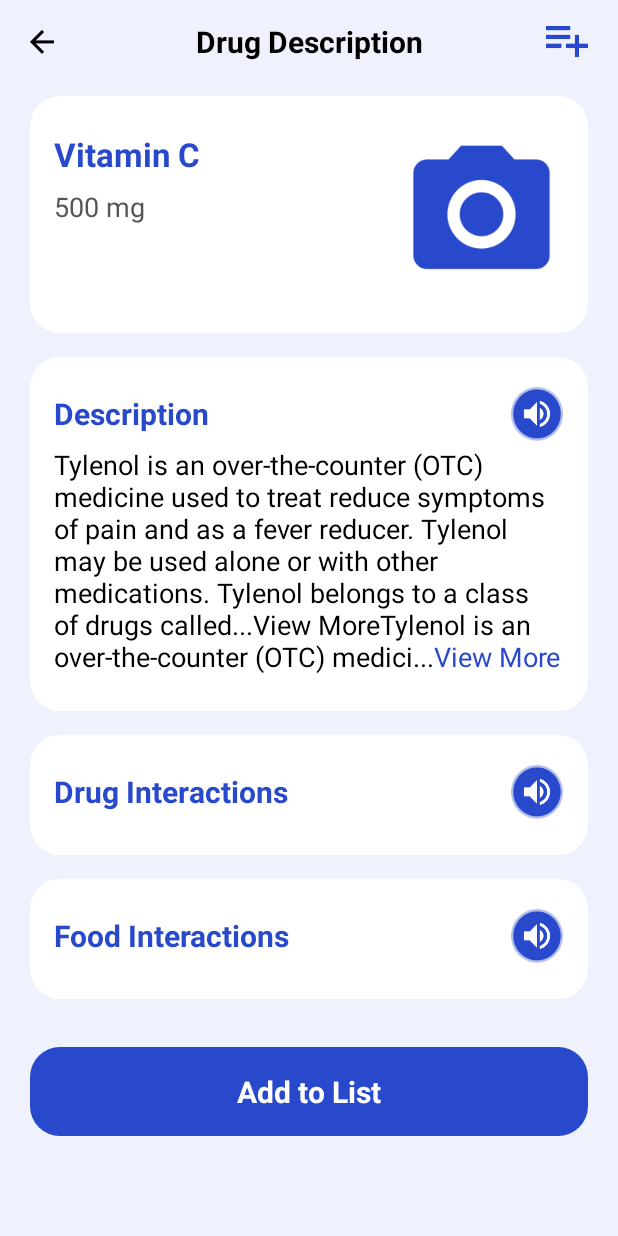
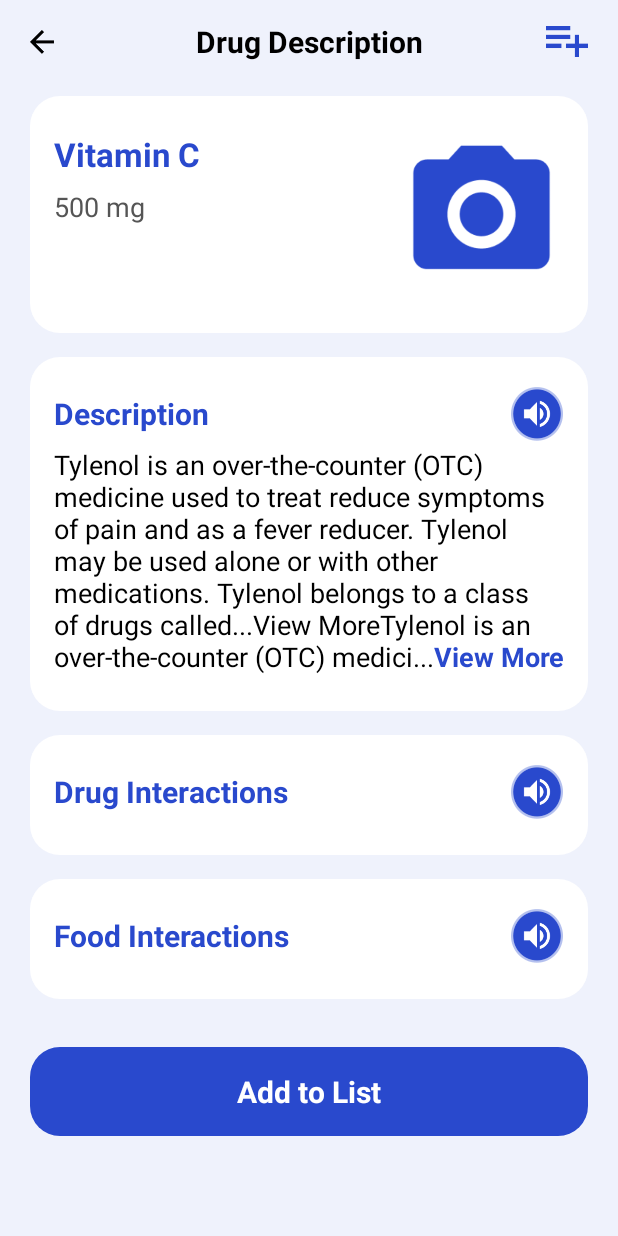
Before and after one commit to Bobkong/Easy-Drug-Android, an Android app: the screen it shows after launch (DrugDetailActivity), after a tap on "Drug List", on a phone screen of 412 x 824 dp. Run offline under Robolectric (Android 15) with nearby library versions, the phone set to English and light mode, and no system bars; libraries missing offline, so code that uses them is left out: com.githang.statusbar; 2 statements that could not run were skipped.

Commit message:
splash activity

```diff
--- a/EasyDrug/app/build.gradle
+++ b/EasyDrug/app/build.gradle
@@ -57,4 +57,5 @@ dependencies {
     implementation 'com.ms-square:expandableTextView:0.1.4'
     // recyclerview
     implementation 'androidx.recyclerview:recyclerview:1.2.1'
+    implementation 'com.githang:status-bar-compat:0.7'
 }
--- a/EasyDrug/app/src/main/java/com/example/easydrug/activity/DrugDetailActivity.java
+++ b/EasyDrug/app/src/main/java/com/example/easydrug/activity/DrugDetailActivity.java
@@ -8,6 +8,7 @@ import androidx.annotation.Nullable;
 import com.example.easydrug.R;
 import com.example.easydrug.Utils.UIUtils;
 import com.example.easydrug.widget.ExpandTextView;
+import com.githang.statusbar.StatusBarCompat;
 
 public class DrugDetailActivity extends Activity {
 
@@ -17,6 +18,7 @@ public class DrugDetailActivity extends Activity {
     protected void onCreate(@Nullable Bundle savedInstanceState) {
         super.onCreate(savedInstanceState);
         setContentView(R.layout.activity_drug_detail);
+        StatusBarCompat.setStatusBarColor(this, this.getResources().getColor(R.color.bg_color));
         drugDescription = findViewById(R.id.description_content);
         int width = UIUtils.getWidth(this) - UIUtils.dp2px(this, 72);
         drugDescription.initWidth(width);
--- a/EasyDrug/app/src/main/java/com/example/easydrug/activity/MainActivity.kt
+++ b/EasyDrug/app/src/main/java/com/example/easydrug/activity/MainActivity.kt
@@ -14,6 +14,7 @@ import androidx.constraintlayout.widget.ConstraintLayout
 import androidx.core.app.ActivityCompat
 import com.example.easydrug.R
 import com.example.easydrug.Utils.UIUtils
+import com.githang.statusbar.StatusBarCompat
 
 
 class MainActivity : Activity() {
@@ -29,8 +30,8 @@ class MainActivity : Activity() {
     override fun onCreate(savedInstanceState: Bundle?) {
         super.onCreate(savedInstanceState)
         setContentView(R.layout.activity_main)
+        StatusBarCompat.setStatusBarColor(this, this.resources.getColor(R.color.bg_color))
         userAvatar = findViewById(R.id.user_avatar)
-
         scanCl = findViewById(R.id.scan_drug)
         setFeatureWidth(scanCl)
         foodCl = findViewById(R.id.check_food)
--- a/EasyDrug/app/src/main/java/com/example/easydrug/activity/ScanDrugActivity.kt
+++ b/EasyDrug/app/src/main/java/com/example/easydrug/activity/ScanDrugActivity.kt
@@ -18,6 +18,7 @@ import cn.bingoogolapple.qrcode.zbar.ZBarView
 import com.example.easydrug.R
 import com.example.easydrug.Utils.FileUtil
 import com.example.easydrug.netservice.Api.DrugLookUpService
+import com.githang.statusbar.StatusBarCompat
 import io.reactivex.android.schedulers.AndroidSchedulers
 
 class ScanDrugActivity: Activity(), QRCodeView.Delegate {
@@ -32,6 +33,7 @@ class ScanDrugActivity: Activity(), QRCodeView.Delegate {
     override fun onCreate(savedInstanceState: Bundle?) {
         super.onCreate(savedInstanceState)
         setContentView(R.layout.activity_scan_drug)
+        StatusBarCompat.setStatusBarColor(this, this.resources.getColor(R.color.bg_color))
 
         mHintLl= findViewById(R.id.hint_ll)
         mSuccessImage = findViewById(R.id.successfully_scan)
@@ -114,6 +116,7 @@ class ScanDrugActivity: Activity(), QRCodeView.Delegate {
                         // ensure scanning a drug
                         if (drug.items[0].category.startsWith("Health")) {
                             Toast.makeText(this, drug.items[0].title, Toast.LENGTH_SHORT).show()
+                            startActivity(Intent(this, DrugDetailActivity::class.java))
                         } else {
                             hideSuccessScan()
                             Toast.makeText(this, "Please scan a drug", Toast.LENGTH_SHORT).show()
--- /dev/null
+++ b/EasyDrug/app/src/main/java/com/example/easydrug/activity/SplashActivity.java
@@ -0,0 +1,25 @@
+package com.example.easydrug.activity;
+
+import android.content.Intent;
+import android.os.Bundle;
+import android.os.Handler;
+
+import androidx.annotation.Nullable;
+import androidx.appcompat.app.AppCompatActivity;
+
+public class SplashActivity extends AppCompatActivity {
+
+    private static String TAG = "SplashActivity";
+    @Override
+    protected void onCreate(@Nullable Bundle savedInstanceState) {
+        super.onCreate(savedInstanceState);
+
+        new Handler().postDelayed(() -> {
+            // todo Carson
+            // determine go to MainActivity or OnboardingActivity
+
+            startActivity(new Intent(SplashActivity.this, MainActivity.class));
+            finish();
+        }, 300);
+    }
+}
--- a/EasyDrug/app/src/main/java/com/example/easydrug/widget/ButtonSpan.java
+++ b/EasyDrug/app/src/main/java/com/example/easydrug/widget/ButtonSpan.java
@@ -1,6 +1,7 @@
 package com.example.easydrug.widget;
 
 import android.content.Context;
+import android.graphics.Typeface;
 import android.text.TextPaint;
 import android.text.style.ClickableSpan;
 import android.view.View;
@@ -27,6 +28,7 @@ public class ButtonSpan extends ClickableSpan {
     @Override
     public void updateDrawState(TextPaint ds) {
         ds.setColor(context.getResources().getColor(colorId));
+        ds.setTypeface(Typeface.DEFAULT_BOLD);
         ds.setUnderlineText(false);
     }
 
--- /dev/null
+++ b/EasyDrug/app/src/main/res/drawable/splash_bg.xml
@@ -0,0 +1,8 @@
+<?xml version="1.0" encoding="utf-8"?>
+<layer-list xmlns:android="http://schemas.android.com/apk/res/android">
+    <item>
+        <bitmap
+            android:gravity="fill"
+            android:src="@drawable/splash"/>
+    </item>
+</layer-list>
--- a/EasyDrug/app/src/main/res/values/styles.xml
+++ b/EasyDrug/app/src/main/res/values/styles.xml
@@ -19,4 +19,8 @@
         <item name = "android:windowNoTitle">true</item>
     </style>
 
+    <style name="SplashTheme" parent="Theme.AppCompat.NoActionBar">
+        <item name="android:windowBackground">@drawable/splash_bg</item>
+    </style>
+
 </resources>
--- a/EasyDrug/settings.gradle
+++ b/EasyDrug/settings.gradle
@@ -10,6 +10,7 @@ dependencyResolutionManagement {
     repositories {
         google()
         mavenCentral()
+        jcenter()
         maven {
             url 'https://jitpack.io'
         }
```
Also changed, not shown: EasyDrug/app/src/main/AndroidManifest.xml (+8 -4 lines), EasyDrug/app/src/main/java/com/example/easydrug/Utils/FileUtil.java (+20 -0 lines), EasyDrug/app/src/main/res/drawable/splash.png (added).
